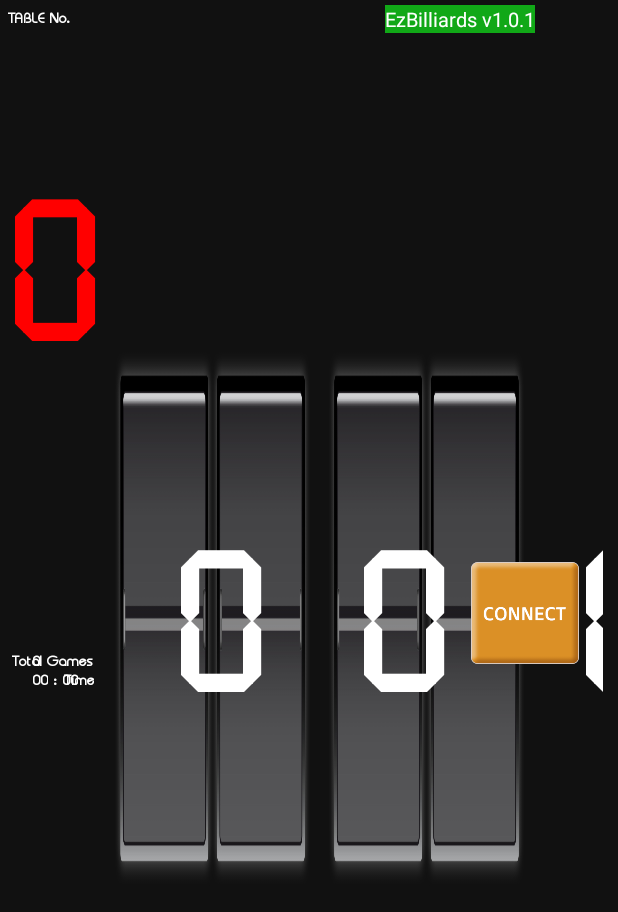
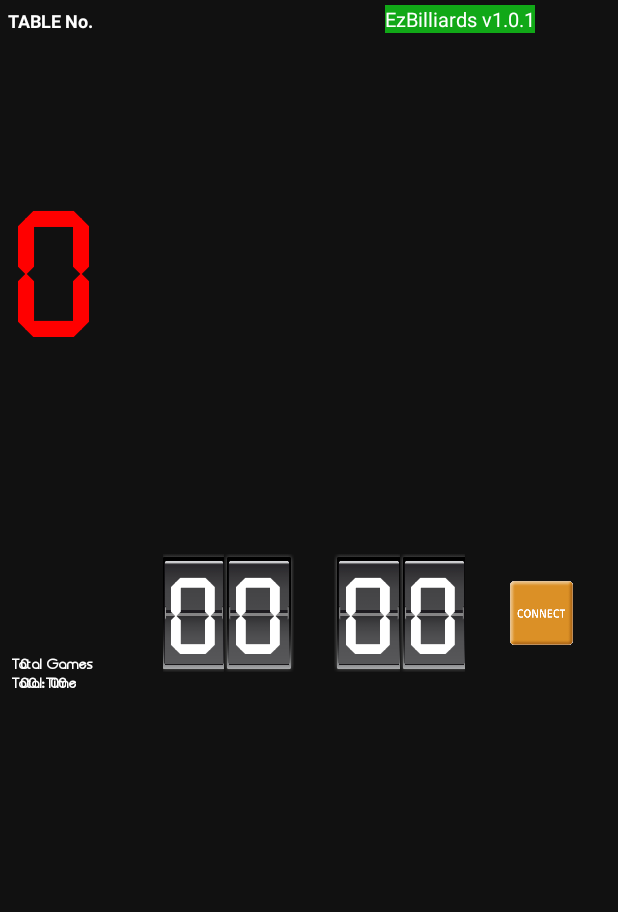
Before and after one commit to ldj526/BilliardClient, an Android app: the layout activity_main.xml on its own in the app's theme, with its tools: preview values and no code run, on a phone screen of 412 x 824 dp. Shown: the top 912 px of the screen. Run offline under Robolectric (Android 15) with nearby library versions, the phone set to English and light mode, and no system bars; plain views replace PreviewView.

Commit message:
refactor: UI 수정

```diff
--- a/app/src/main/res/layout/activity_main.xml
+++ b/app/src/main/res/layout/activity_main.xml
@@ -23,7 +23,11 @@
             android:visibility="invisible" />
 
         <TextView
-            style="@style/TotalNumberStyle"
+            android:layout_width="match_parent"
+            android:layout_height="wrap_content"
+            android:textStyle="bold"
+            android:textSize="12sp"
+            android:textColor="#FFFFFF"
             android:text="TABLE No."
             android:layout_marginTop="5dp"
             android:layout_marginStart="5dp"/>
@@ -35,7 +39,16 @@
 
             <TextView
                 android:id="@+id/tableNumber"
-                style="@style/TimerTextView"
+                android:layout_width="0dp"
+                android:layout_height="0dp"
+                android:autoSizeTextType="uniform"
+                android:autoSizeMaxTextSize="250sp"
+                android:autoSizeMinTextSize="20sp"
+                android:autoSizeStepGranularity="5sp"
+                app:layout_constraintDimensionRatio="1:1.8"
+                android:fontFamily="@font/seven_segment"
+                android:text="0"
+                android:textStyle="bold"
                 android:layout_marginBottom="30dp"
                 android:gravity="center"
                 android:maxLines="1"
@@ -50,8 +63,7 @@
             android:layout_width="match_parent"
             android:layout_height="0dp"
             android:layout_gravity="bottom"
-            android:layout_weight="5"
-            android:orientation="vertical">
+            android:layout_weight="5">
 
             <TextView
                 android:id="@+id/textView5"
@@ -65,8 +77,8 @@
             <TextView
                 android:id="@+id/textView4"
                 style="@style/TotalNumberStyle"
-                android:text="Time"
-                app:layout_constraintEnd_toEndOf="@+id/textView5"
+                android:text="Total Time"
+                app:layout_constraintStart_toStartOf="@+id/textView5"
                 app:layout_constraintTop_toBottomOf="@+id/textView5" />
 
             <TextView
@@ -97,7 +109,7 @@
                 android:id="@+id/gameCountTv"
                 style="@style/TotalNumberStyle"
                 android:layout_marginTop="58dp"
-                android:layout_marginEnd="42dp"
+                android:layout_marginEnd="50dp"
                 android:text="0"
                 app:layout_constraintEnd_toEndOf="parent"
                 app:layout_constraintTop_toTopOf="parent" />
@@ -123,13 +135,14 @@
             android:orientation="horizontal">
 
             <TextView
+                android:id="@+id/textView6"
                 android:layout_width="wrap_content"
                 android:layout_height="wrap_content"
+                android:layout_marginEnd="45dp"
                 android:background="#11A817"
                 android:text="EzBilliards v1.0.1"
+                android:textColor="#FFFFFF"
                 android:textSize="13sp"
-                android:textColor="#FFFFFF"
-                android:layout_marginEnd="45dp"
                 app:layout_constraintEnd_toEndOf="parent"
                 app:layout_constraintTop_toTopOf="parent" />
 
@@ -145,60 +158,81 @@
                 app:layout_constraintStart_toStartOf="parent"
                 app:layout_constraintTop_toTopOf="parent" />
 
+
+            <androidx.constraintlayout.widget.ConstraintLayout
+                android:layout_width="0dp"
+                android:layout_height="0dp"
+                android:layout_marginTop="50dp"
+                android:layout_marginBottom="50dp"
+                android:layout_marginEnd="30dp"
+                android:layout_marginStart="30dp"
+                app:layout_constraintBottom_toBottomOf="parent"
+                app:layout_constraintEnd_toStartOf="@+id/startBtn"
+                app:layout_constraintStart_toStartOf="parent"
+                app:layout_constraintTop_toTopOf="parent">
+
                 <TextView
                     android:id="@+id/hourTensText"
-                android:layout_marginStart="32dp"
                     style="@style/TimerTextView"
+                    app:layout_constraintEnd_toStartOf="@id/hourUnitsText"
                     app:layout_constraintBottom_toBottomOf="parent"
+                    app:layout_constraintTop_toTopOf="parent"
                     app:layout_constraintStart_toStartOf="parent"
-                app:layout_constraintTop_toTopOf="parent"
-                android:layout_marginTop="15dp"/>
+                    android:layout_marginTop="80dp"
+                    android:layout_marginBottom="80dp"/>
 
                 <TextView
                     android:id="@+id/hourUnitsText"
                     style="@style/TimerTextView"
-                android:layout_marginStart="52dp"
+                    android:layout_marginEnd="5dp"
                     app:layout_constraintBottom_toBottomOf="@+id/hourTensText"
-                app:layout_constraintStart_toEndOf="@+id/hourTensText"
+                    app:layout_constraintEnd_toStartOf="@+id/colonText"
                     app:layout_constraintTop_toTopOf="@+id/hourTensText" />
 
                 <TextView
                     android:id="@+id/colonText"
-                android:layout_width="wrap_content"
-                android:layout_height="wrap_content"
-                android:textSize="100dp"
+                    android:layout_width="0dp"
+                    android:layout_height="0dp"
+                    android:layout_marginBottom="30dp"
+                    android:text=":"
                     android:textColor="#FFFFFF"
-                android:text=":"
-                android:layout_marginStart="35dp"
-                android:layout_marginBottom="30dp"
+                    android:gravity="center"
+                    app:layout_constraintWidth_percent="0.08"
+                    android:autoSizeTextType="uniform"
+                    android:autoSizeMaxTextSize="400sp"
+                    android:autoSizeMinTextSize="100sp"
+                    android:autoSizeStepGranularity="5sp"
                     app:layout_constraintBottom_toBottomOf="@+id/hourUnitsText"
-                app:layout_constraintStart_toEndOf="@+id/hourUnitsText"
+                    app:layout_constraintEnd_toEndOf="parent"
+                    app:layout_constraintStart_toStartOf="parent"
                     app:layout_constraintTop_toTopOf="@+id/hourUnitsText" />
 
                 <TextView
                     android:id="@+id/minuteTensText"
-                android:layout_marginStart="78dp"
                     style="@style/TimerTextView"
+                    android:layout_marginStart="5dp"
                     app:layout_constraintBottom_toBottomOf="@+id/hourUnitsText"
-                app:layout_constraintStart_toEndOf="@+id/hourUnitsText"
+                    app:layout_constraintStart_toEndOf="@+id/colonText"
                     app:layout_constraintTop_toTopOf="@+id/hourUnitsText" />
 
                 <TextView
                     android:id="@+id/minuteUnitsText"
-                android:layout_marginStart="50dp"
                     style="@style/TimerTextView"
                     app:layout_constraintBottom_toBottomOf="@+id/minuteTensText"
+                    app:layout_constraintEnd_toEndOf="parent"
                     app:layout_constraintStart_toEndOf="@+id/minuteTensText"
                     app:layout_constraintTop_toTopOf="@+id/minuteTensText" />
+            </androidx.constraintlayout.widget.ConstraintLayout>
 
-            <androidx.appcompat.widget.AppCompatButton
+
+            <ImageButton
                 android:id="@+id/startBtn"
-                android:layout_width="72dp"
-                android:layout_height="68dp"
-                android:layout_marginEnd="16dp"
+                android:layout_width="0dp"
+                android:layout_height="0dp"
+                app:layout_constraintDimensionRatio="1:1"
+                app:layout_constraintWidth_percent="0.13"
+                android:layout_marginEnd="20dp"
                 android:background="@drawable/connect_button_ripple"
-                android:maxLines="1"
-                android:text=""
                 app:layout_constraintBottom_toBottomOf="parent"
                 app:layout_constraintEnd_toEndOf="parent"
                 app:layout_constraintTop_toTopOf="parent" />
--- a/app/src/main/res/values/themes.xml
+++ b/app/src/main/res/values/themes.xml
@@ -19,17 +19,22 @@
     </style>
 
     <style name="TimerTextView" parent="@style/Widget.AppCompat.TextView">
-        <item name="android:layout_width">70dp</item>
-        <item name="android:layout_height">wrap_content</item>
-        <item name="android:autoSizeMaxTextSize">250sp</item>
-        <item name="android:autoSizeMinTextSize">100sp</item>
-        <item name="android:autoSizeStepGranularity">2sp</item>
+        <item name="android:layout_width">0dp</item>
+        <item name="android:layout_height">0dp</item>
+        <item name="android:autoSizeTextType">uniform</item>
+        <item name="android:autoSizeMaxTextSize">400sp</item>
+        <item name="android:autoSizeMinTextSize">60sp</item>
+        <item name="android:autoSizeStepGranularity">5sp</item>
+        <item name="layout_constraintDimensionRatio">1:1.7</item>
+        <item name="layout_constraintWidth_percent">0.23</item>
+        <item name="android:maxLines">1</item>
+        <item name="android:background">@drawable/timer_background</item>
+        <item name="android:paddingEnd">4dp</item>
+        <item name="android:paddingTop">6dp</item>
         <item name="android:fontFamily">@font/seven_segment</item>
-        <item name="android:freezesText">false</item>
         <item name="android:gravity">center</item>
         <item name="android:text">0</item>
         <item name="android:textColor">#FFFFFF</item>
-        <item name="android:textSize">130sp</item>
         <item name="android:textStyle">bold</item>
     </style>
 
```
Also changed, not shown: app/src/main/res/drawable/main_background.png, app/src/main/res/drawable/timer_background.png (added). Lines whose indentation alone changed are shown as unchanged.
